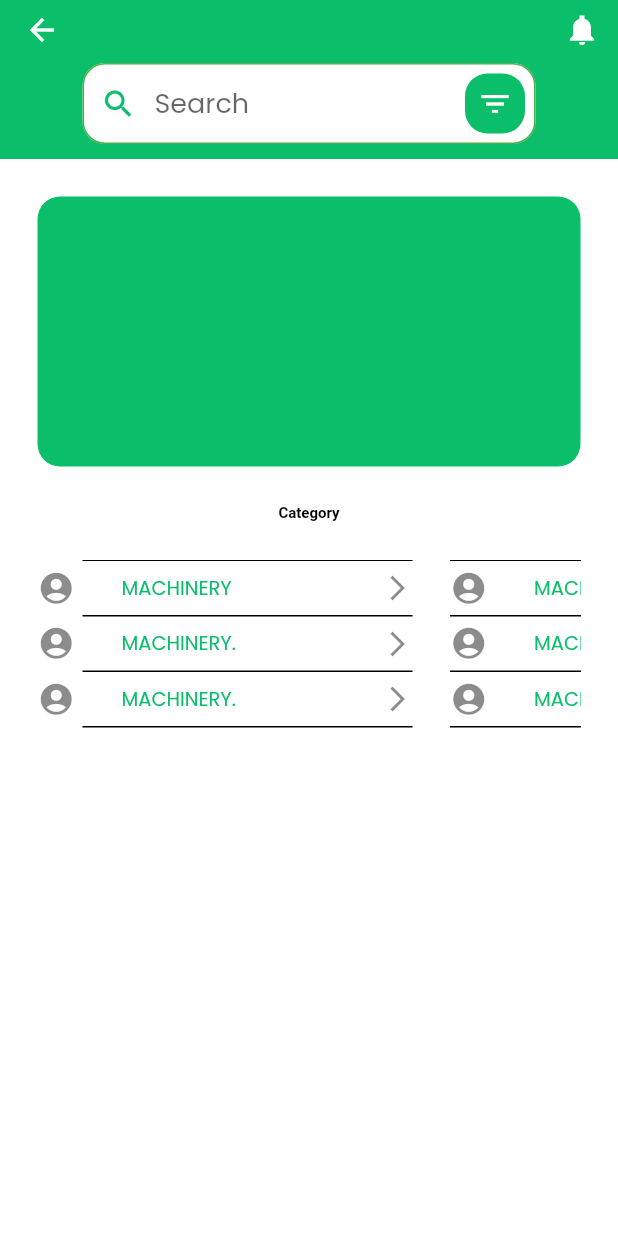
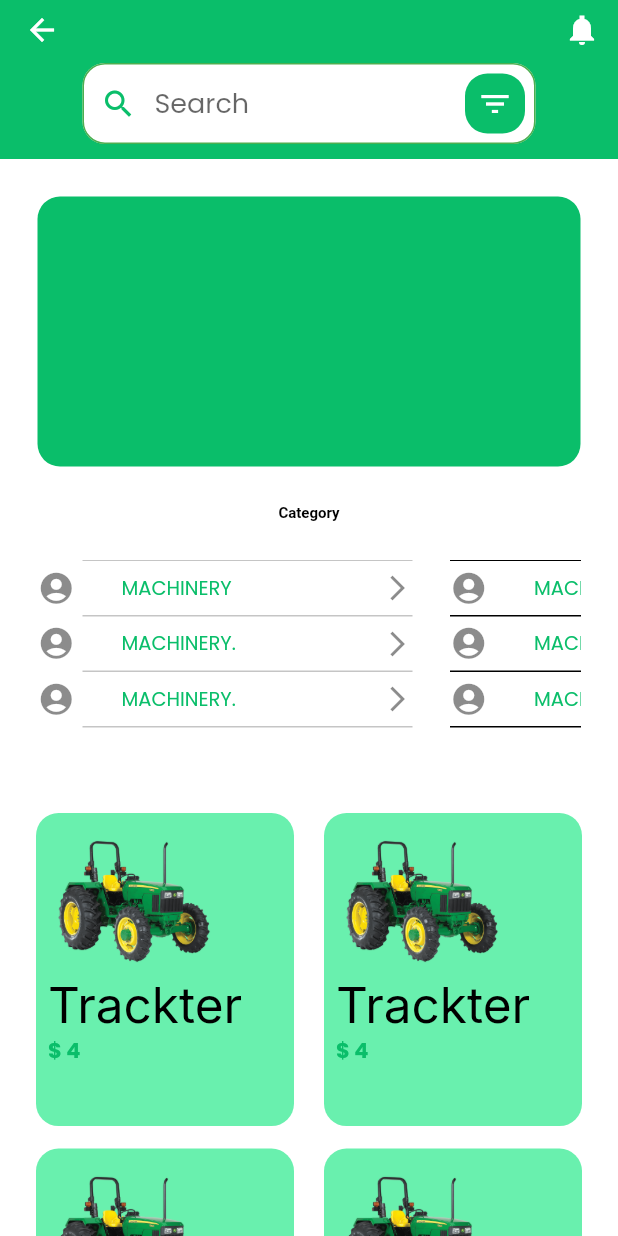
Before and after one commit to space9tec/ARMADA, a Flutter app: the Main_Screen screen opened by its route, on a phone screen of 412 x 824 dp. Run offline on Flutter 3.47's test engine with Material 2 defaults, Android fonts, the light colour scheme and no system bars; our stand-ins replace google_fonts.

Commit message:
main service page

```diff
--- a/armada/lib/utils/helper_widget.dart
+++ b/armada/lib/utils/helper_widget.dart
@@ -15,9 +15,9 @@ Widget addHorizontalSpace(double width) {
 Widget listTileUpperLine(double leftPadding) {
   return Padding(
     padding: EdgeInsets.only(left: leftPadding),
-    child: const SizedBox(
+    child: SizedBox(
       height: 1,
-      child: ColoredBox(color: Colors.black),
+      child: ColoredBox(color: Colors.grey.withOpacity(0.6)),
     ),
   );
 }
--- a/armada/lib/view/screens/home_screen/main_service_screen/main_Service_screen.dart
+++ b/armada/lib/view/screens/home_screen/main_service_screen/main_Service_screen.dart
@@ -1,6 +1,8 @@
 import 'package:armada/utils/helper_widget.dart';
 import 'package:armada/view/widgets/appBar.dart';
 import 'package:flutter/material.dart';
+
+import '../../../widgets/widgets.dart';
 
 class Main_Screen extends StatefulWidget {
   static const String routeName = '/main_service';
@@ -25,7 +27,9 @@ class _Main_ScreenState extends State<Main_Screen> {
   Widget build(BuildContext context) {
     return Scaffold(
       appBar: customAppBar(context),
-      body: Column(
+      body: SingleChildScrollView(
+        scrollDirection: Axis.vertical,
+        child: Column(
           children: [
             SizedBox(
               height: 230.0,
@@ -189,7 +193,8 @@ class _Main_ScreenState extends State<Main_Screen> {
                       ),
                       Container(
                         width: 250.0,
-                      child: ListView(children: [
+                        child: ListView(
+                          children: [
                             listTileUpperLine(30),
                             const ListTile(
                               dense: true,
@@ -210,7 +215,7 @@ class _Main_ScreenState extends State<Main_Screen> {
                               dense: true,
                               visualDensity: VisualDensity(vertical: -3),
                               contentPadding: EdgeInsets.zero,
-                          title: const Text("MACHINERY."),
+                              title: Text("MACHINERY."),
                               trailing: Icon(
                                 Icons.arrow_forward_ios,
                                 size: 20,
@@ -221,7 +226,8 @@ class _Main_ScreenState extends State<Main_Screen> {
                               ),
                             ),
                             listTileUpperLine(30),
-                      ]),
+                          ],
+                        ),
                       ),
                     ],
                   ),
@@ -230,12 +236,42 @@ class _Main_ScreenState extends State<Main_Screen> {
             ),
             SingleChildScrollView(
               scrollDirection: Axis.vertical,
+              child: Container(
+                  height: 500,
+                  width: MediaQuery.of(context).size.width,
                   child: Padding(
-              padding: EdgeInsets.symmetric(horizontal: 25, vertical: 25),
-            ),
+                    padding: const EdgeInsets.all(24.0),
+                    child: itemcards(),
+                  )),
             ),
           ],
+        ),
       ),
     );
   }
 }
+
+class itemcards extends StatelessWidget {
+  const itemcards({
+    super.key,
+  });
+
+  @override
+  Widget build(BuildContext context) {
+    return GridView.builder(
+      gridDelegate: SliverGridDelegateWithFixedCrossAxisCount(
+        childAspectRatio: MediaQuery.of(context).size.height / 1000,
+        crossAxisSpacing: 20,
+        mainAxisSpacing: 15,
+        crossAxisCount: 2,
+      ),
+      itemCount: 6,
+      itemBuilder: (context, index) {
+        return ItemCard(
+          name: "Trackter",
+          price: "\$ 4",
+        );
+      },
+    );
+  }
+}
--- /dev/null
+++ b/armada/lib/view/widgets/item_card.dart
@@ -0,0 +1,52 @@
+import 'package:armada/configuration/theme_manager.dart';
+import 'package:flutter/material.dart';
+
+class ItemCard extends StatefulWidget {
+  const ItemCard({super.key, required this.name, required this.price});
+
+  final String name;
+  final String price;
+  @override
+  State<ItemCard> createState() => _ItemCardState();
+}
+
+class _ItemCardState extends State<ItemCard> {
+  @override
+  Widget build(BuildContext context) {
+    return Container(
+      decoration: BoxDecoration(
+        color: Colors.greenAccent,
+        borderRadius: BorderRadius.all(Radius.circular(15)),
+      ),
+      child: Padding(
+        padding: EdgeInsets.all(8),
+        child: Column(
+          crossAxisAlignment: CrossAxisAlignment.start,
+          children: [
+            Image.asset(
+              fit: BoxFit.scaleDown,
+              height: 100,
+              "assets/images/tracter1.png",
+            ),
+            Container(
+              child: Column(
+                mainAxisAlignment: MainAxisAlignment.start,
+                crossAxisAlignment: CrossAxisAlignment.start,
+                children: [
+                  Text(
+                    widget.name,
+                    style: textTheme().displayMedium,
+                  ),
+                  Text(
+                    widget.price,
+                    style: textTheme().displaySmall,
+                  )
+                ],
+              ),
+            ),
+          ],
+        ),
+      ),
+    );
+  }
+}
--- a/armada/lib/view/widgets/widgets.dart
+++ b/armada/lib/view/widgets/widgets.dart
@@ -2,3 +2,4 @@ export 'inputText.dart';
 export 'button.dart';
 export 'appBar.dart';
 export 'bottom_navBar.dart';
+export 'item_card.dart';
--- a/armada/pubspec.yaml
+++ b/armada/pubspec.yaml
@@ -59,9 +59,8 @@ flutter:
   uses-material-design: true
 
   # To add assets to your application, add an assets section, like this:
-  # assets:
-  #   - images/a_dot_burr.jpeg
-  #   - images/a_dot_ham.jpeg
+  assets:
+    - assets/images/
 
   # An image asset can refer to one or more resolution-specific "variants", see
   # https://flutter.dev/assets-and-images/#resolution-aware
```
Also changed, not shown: armada/assets/images/tracter1.png (added). Lines whose indentation alone changed are shown as unchanged.
